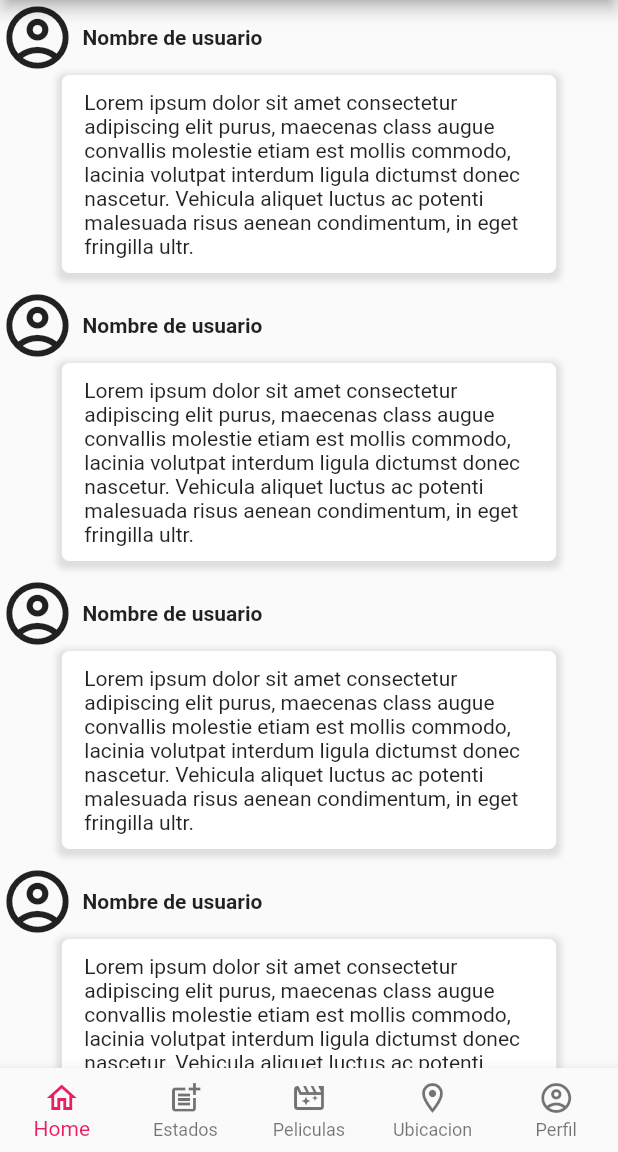
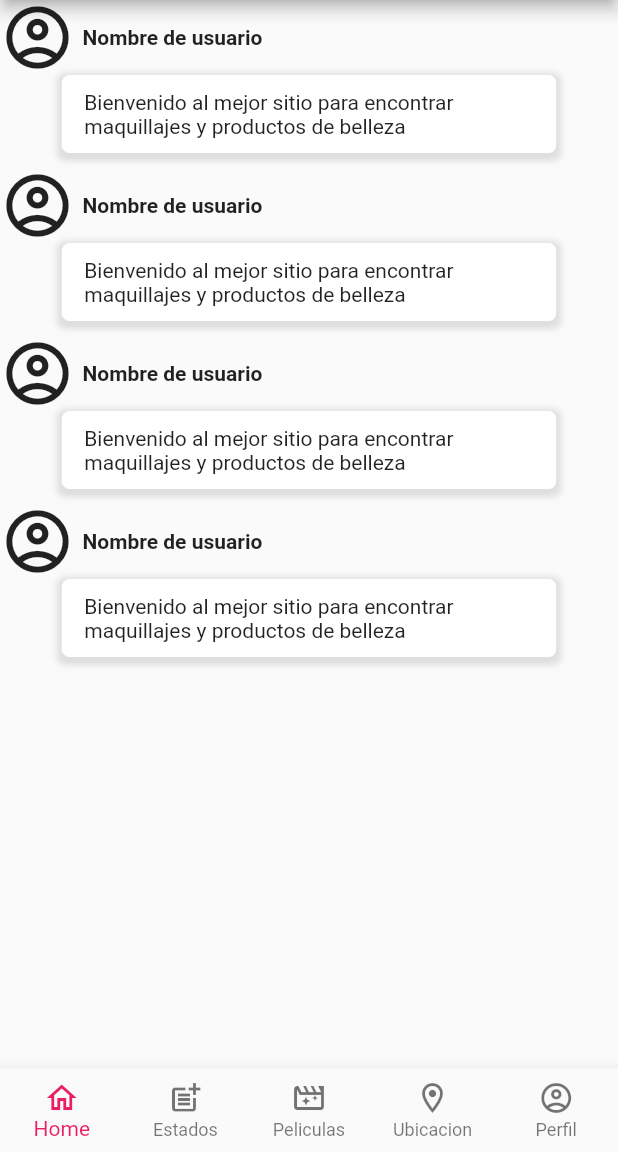
Before and after one commit to besnamin/cosmic10, a Flutter app: the HomePage screen opened by its route, on a phone screen of 412 x 824 dp, the part 84-1236 px from its top. Run offline on Flutter 3.47's test engine with Material 2 defaults, Android fonts, the phone set to English and light mode, and no system bars; our stand-ins replace card_swiper, firebase_auth, firebase_core, get; accounts and stored records are empty; Roboto replaces fonts that are missing (Times New Roman).

Commit message:
maquillaje

```diff
--- a/lib/widgets/cosmic.dart
+++ b/lib/widgets/cosmic.dart
@@ -42,7 +42,7 @@ class Cosmic extends StatelessWidget {
             padding: const EdgeInsets.symmetric(horizontal: 10, vertical: 10),
             width: size.width * 0.6,
             child: const Text(
-                'Lorem ipsum dolor sit amet consectetur adipiscing elit purus, maecenas class augue convallis molestie etiam est mollis commodo, lacinia volutpat interdum.'),
+                'Bienvenido, aqui podras encontrar las mejores lineas de maquillaje y cuidado personal.'),
             decoration: boxDecoration,
           ),
         ],
--- a/lib/widgets/post.dart
+++ b/lib/widgets/post.dart
@@ -41,7 +41,7 @@ class Post extends StatelessWidget {
           padding: const EdgeInsets.symmetric(horizontal: 15, vertical: 10),
           width: size.width * 0.8,
           child: const Text(
-              'Lorem ipsum dolor sit amet consectetur adipiscing elit purus, maecenas class augue convallis molestie etiam est mollis commodo, lacinia volutpat interdum ligula dictumst donec nascetur. Vehicula aliquet luctus ac potenti malesuada risus aenean condimentum, in eget fringilla ultr.'),
+              'Bienvenido al mejor sitio para encontrar maquillajes y productos de belleza'),
           decoration: boxDecoration,
         ),
         const SizedBox(
```
